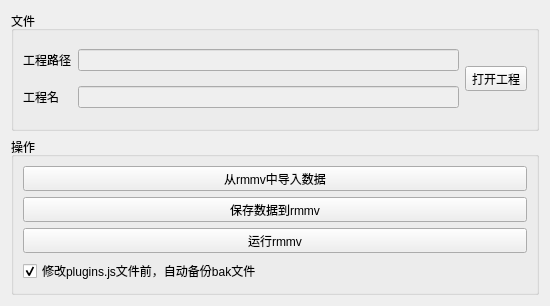
The window that DrillGIFActionSequenceEditor/Source/RmmvInteractiveModule/operateBoard/p_RmmvOperateBoard.ui (DrillUp/DrillGIFActionSequenceEditor) describes before a commit, drawn with Qt 5.
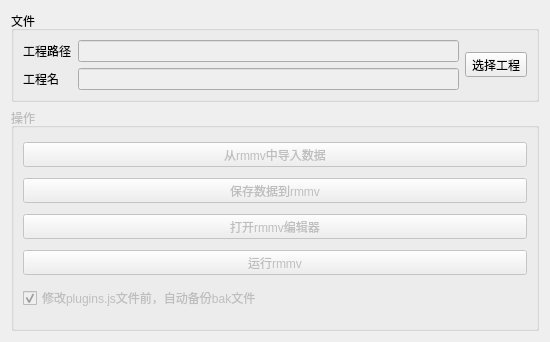
The same window after the commit. Icons and pictures are not drawn.

Patch:
```diff
--- a/DrillGIFActionSequenceEditor/Source/RmmvInteractiveModule/operateBoard/p_RmmvOperateBoard.ui
+++ b/DrillGIFActionSequenceEditor/Source/RmmvInteractiveModule/operateBoard/p_RmmvOperateBoard.ui
@@ -7,13 +7,13 @@
     <x>0</x>
     <y>0</y>
     <width>550</width>
-    <height>306</height>
+    <height>342</height>
    </rect>
   </property>
   <property name="windowTitle">
    <string>Form</string>
   </property>
-  <layout class="QVBoxLayout" name="verticalLayout_2" stretch="0,0">
+  <layout class="QVBoxLayout" name="verticalLayout_2" stretch="0,1">
    <item>
     <widget class="QGroupBox" name="groupBox_2">
      <property name="title">
@@ -43,7 +43,7 @@
          </sizepolicy>
         </property>
         <property name="text">
-         <string>打开工程</string>
+         <string>选择工程</string>
         </property>
         <property name="icon">
          <iconset resource="../../../drillgifactionsequenceeditor.qrc">
@@ -79,6 +79,9 @@
    </item>
    <item>
     <widget class="QGroupBox" name="groupBox">
+     <property name="enabled">
+      <bool>false</bool>
+     </property>
      <property name="title">
       <string>操作</string>
      </property>
@@ -100,8 +103,8 @@
         </property>
         <property name="iconSize">
          <size>
-          <width>40</width>
-          <height>40</height>
+          <width>36</width>
+          <height>36</height>
          </size>
         </property>
         <property name="toolButtonStyle">
@@ -126,8 +129,34 @@
         </property>
         <property name="iconSize">
          <size>
-          <width>40</width>
-          <height>40</height>
+          <width>36</width>
+          <height>36</height>
+         </size>
+        </property>
+        <property name="toolButtonStyle">
+         <enum>Qt::ToolButtonTextBesideIcon</enum>
+        </property>
+       </widget>
+      </item>
+      <item>
+       <widget class="QToolButton" name="toolButton_software">
+        <property name="sizePolicy">
+         <sizepolicy hsizetype="Preferred" vsizetype="Fixed">
+          <horstretch>0</horstretch>
+          <verstretch>0</verstretch>
+         </sizepolicy>
+        </property>
+        <property name="text">
+         <string>打开rmmv编辑器</string>
+        </property>
+        <property name="icon">
+         <iconset resource="../../../drillgifactionsequenceeditor.qrc">
+          <normaloff>:/DrillGIFActionSequenceEditor/Resources/icons/nav/Open_rmmv.png</normaloff>:/DrillGIFActionSequenceEditor/Resources/icons/nav/Open_rmmv.png</iconset>
+        </property>
+        <property name="iconSize">
+         <size>
+          <width>36</width>
+          <height>36</height>
          </size>
         </property>
         <property name="toolButtonStyle">
@@ -152,8 +181,8 @@
         </property>
         <property name="iconSize">
          <size>
-          <width>40</width>
-          <height>40</height>
+          <width>36</width>
+          <height>36</height>
          </size>
         </property>
         <property name="toolButtonStyle">
```
Left out of the diff: 2 changed lines with no effect on the pictures.
